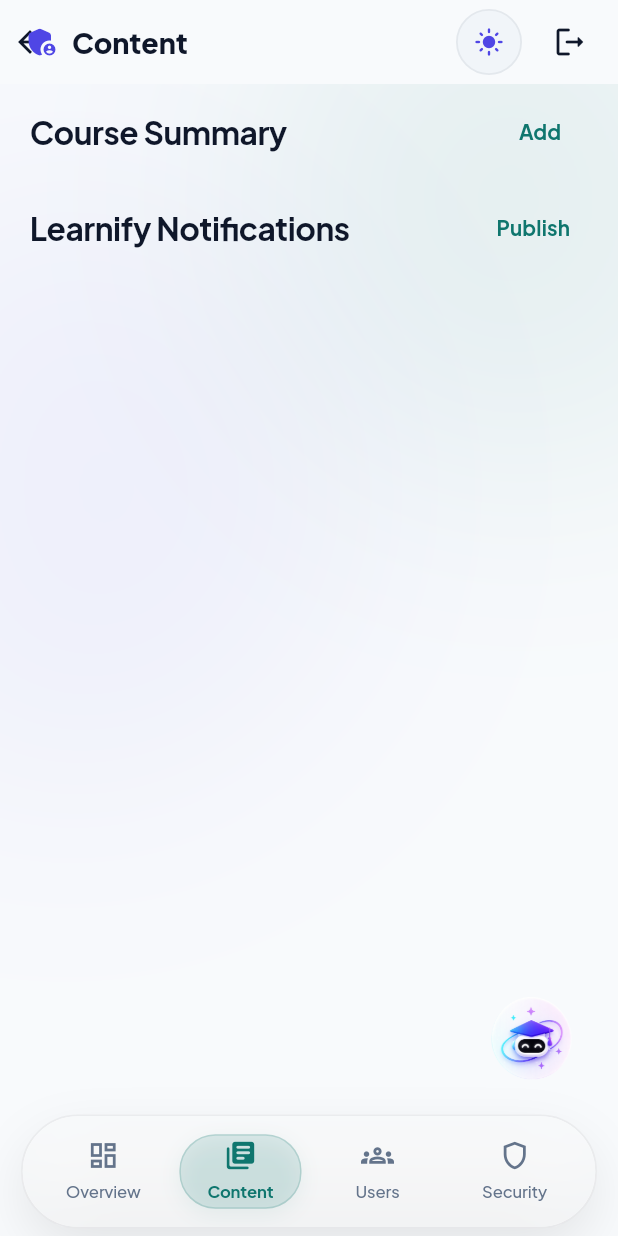
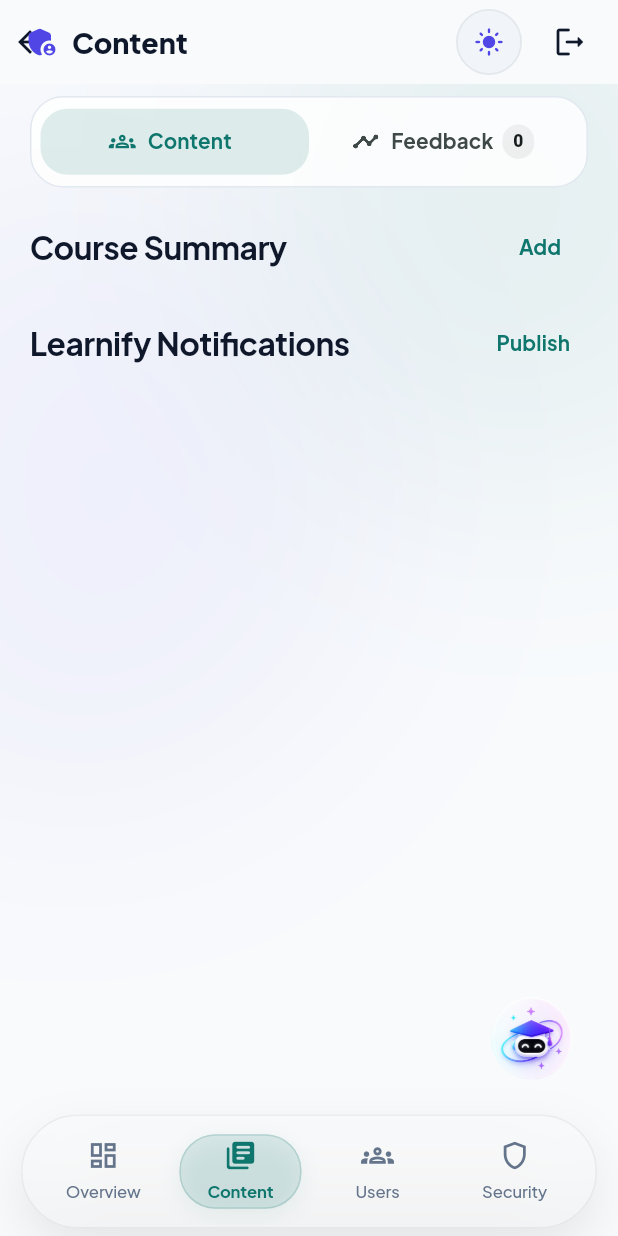
Before and after one commit to FlutterExcelerate/Excelerate-Internship-Support-App, a Flutter app: the AdminDashboardScreen screen opened directly, scrolled down 447 dp, after a tap on "Content", on a phone screen of 412 x 824 dp. Run offline on Flutter 3.47's test engine with Material 3 defaults, Android fonts, the phone set to English and light mode, and no system bars; our stand-ins replace cloud_firestore, firebase_auth, firebase_core, flutter_dotenv, flutter_markdown, google_fonts and 3 more; accounts and stored records are empty.

Commit message:
feat: implement feedback submission for students and management dashboard for admins

```diff
--- a/flutter_excelerate_frontend/lib/admin/tabs/admin_content_tab.dart
+++ b/flutter_excelerate_frontend/lib/admin/tabs/admin_content_tab.dart
@@ -1,9 +1,12 @@
 import 'package:flutter/material.dart';
+import 'package:flutter_excelerate_frontend/admin/screens/admin_feedback_screen.dart';
+import 'package:flutter_excelerate_frontend/firebase/models/feedback_model.dart';
 import 'package:flutter_excelerate_frontend/firebase/models/notification_model.dart';
 import 'package:flutter_excelerate_frontend/firebase/models/program_model.dart';
+import 'package:flutter_excelerate_frontend/theme/app_theme.dart';
 import '../widgets/admin_widgets.dart';
 
-class AdminContentTab extends StatelessWidget {
+class AdminContentTab extends StatefulWidget {
   const AdminContentTab({
     super.key,
     required this.programs,
@@ -11,46 +14,214 @@
     required this.onAddProgram,
     required this.onAddModule,
     required this.onAddNotification,
+    this.feedback = const [],
   });
 
   final List<ProgramModel> programs;
   final List<NotificationModel> notifications;
+  final List<FeedbackModel> feedback;
+
   final VoidCallback onAddProgram;
   final ValueChanged<ProgramModel> onAddModule;
   final VoidCallback onAddNotification;
 
   @override
+  State<AdminContentTab> createState() => _AdminContentTabState();
+}
+
+class _AdminContentTabState extends State<AdminContentTab> {
+  int _selectedView = 0;
+
+  @override
   Widget build(BuildContext context) {
+    final feedbackCount = widget.feedback.length;
+
     return ListView(
       key: const ValueKey('admin-content'),
       padding: const EdgeInsets.fromLTRB(20, 8, 20, 118),
       children: [
+        _UsersTopNav(
+          selectedIndex: _selectedView,
+          feedbackCount: feedbackCount,
+          onChanged: (index) {
+            setState(() {
+              _selectedView = index;
+            });
+          },
+        ),
+        if (_selectedView == 0) ...[
+          const SizedBox(height: 16),
           AdminSectionTitle(
             title: 'Course Summary',
             action: 'Add',
-          onTap: onAddProgram,
+            onTap: widget.onAddProgram,
           ),
           const SizedBox(height: 10),
-        ...programs.map(
+          ...widget.programs.map(
             (program) => Padding(
               padding: const EdgeInsets.only(bottom: 12),
-            child: AdminProgramCard(program: program, onAddModule: onAddModule),
+              child: AdminProgramCard(
+                program: program,
+                onAddModule: widget.onAddModule,
+              ),
             ),
           ),
           const SizedBox(height: 6),
           AdminSectionTitle(
             title: 'Learnify Notifications',
             action: 'Publish',
-          onTap: onAddNotification,
+            onTap: widget.onAddNotification,
           ),
           const SizedBox(height: 10),
-        ...notifications.map(
+          ...widget.notifications.map(
             (item) => Padding(
               padding: const EdgeInsets.only(bottom: 12),
               child: AdminNotificationCard(notification: item),
             ),
           ),
+        ] else ...[
+          const SizedBox(height: 16),
+          // Feedback view placeholder
+          const AdminFeedbackScreen(),
+        ],
       ],
     );
   }
 }
+
+class _UsersTopNav extends StatelessWidget {
+  const _UsersTopNav({
+    required this.selectedIndex,
+    required this.feedbackCount,
+    required this.onChanged,
+  });
+
+  final int selectedIndex;
+  final int? feedbackCount;
+  final ValueChanged<int> onChanged;
+
+  @override
+  Widget build(BuildContext context) {
+    final theme = Theme.of(context);
+    final isDark = theme.brightness == Brightness.dark;
+
+    return Container(
+      padding: const EdgeInsets.all(6),
+      decoration: BoxDecoration(
+        color: isDark
+            ? const Color(0xFF111827).withValues(alpha: 0.72)
+            : Colors.white.withValues(alpha: 0.82),
+        borderRadius: BorderRadius.circular(22),
+        border: Border.all(
+          color: isDark
+              ? LearnifyColors.borderDark
+              : LearnifyColors.borderLight,
+        ),
+      ),
+      child: Row(
+        children: [
+          _NavItem(
+            label: 'Content',
+            icon: Icons.groups_outlined,
+            isSelected: selectedIndex == 0,
+            onTap: () => onChanged(0),
+          ),
+          _NavItem(
+            label: 'Feedback',
+            count: feedbackCount,
+            icon: Icons.timeline_rounded,
+            isSelected: selectedIndex == 1,
+            onTap: () => onChanged(1),
+          ),
+        ],
+      ),
+    );
+  }
+}
+
+class _NavItem extends StatelessWidget {
+  const _NavItem({
+    required this.label,
+    this.count,
+    required this.icon,
+    required this.isSelected,
+    required this.onTap,
+  });
+
+  final String label;
+  final int? count;
+  final IconData icon;
+  final bool isSelected;
+  final VoidCallback onTap;
+
+  @override
+  Widget build(BuildContext context) {
+    final theme = Theme.of(context);
+    final selectedColor = theme.colorScheme.primary;
+
+    return Expanded(
+      child: GestureDetector(
+        onTap: onTap,
+        behavior: HitTestBehavior.opaque,
+        child: AnimatedContainer(
+          duration: const Duration(milliseconds: 220),
+          padding: const EdgeInsets.symmetric(horizontal: 10, vertical: 12),
+          decoration: BoxDecoration(
+            color: isSelected
+                ? selectedColor.withValues(alpha: 0.13)
+                : Colors.transparent,
+            borderRadius: BorderRadius.circular(18),
+          ),
+          child: Row(
+            mainAxisAlignment: MainAxisAlignment.center,
+            children: [
+              Icon(
+                icon,
+                size: 18,
+                color: isSelected
+                    ? selectedColor
+                    : Theme.of(context).colorScheme.onSurfaceVariant,
+              ),
+              const SizedBox(width: 8),
+              Flexible(
+                child: Text(
+                  label,
+                  overflow: TextOverflow.ellipsis,
+                  style: theme.textTheme.labelLarge?.copyWith(
+                    color: isSelected
+                        ? selectedColor
+                        : theme.colorScheme.onSurfaceVariant,
+                  ),
+                ),
+              ),
+              const SizedBox(width: 6),
+              count != null
+                  ? Container(
+                      padding: const EdgeInsets.symmetric(
+                        horizontal: 7,
+                        vertical: 3,
+                      ),
+                      decoration: BoxDecoration(
+                        color: isSelected
+                            ? selectedColor.withValues(alpha: 0.18)
+                            : theme.colorScheme.onSurface.withValues(
+                                alpha: 0.06,
+                              ),
+                        borderRadius: BorderRadius.circular(999),
+                      ),
+                      child: Text(
+                        '$count',
+                        style: theme.textTheme.labelSmall?.copyWith(
+                          color: isSelected ? selectedColor : null,
+                          fontWeight: FontWeight.w800,
+                        ),
+                      ),
+                    )
+                  : SizedBox(),
+            ],
+          ),
+        ),
+      ),
+    );
+  }
+}
--- a/flutter_excelerate_frontend/lib/admin/tabs/admin_users_tab.dart
+++ b/flutter_excelerate_frontend/lib/admin/tabs/admin_users_tab.dart
@@ -205,6 +205,7 @@
             isSelected: selectedIndex == 1,
             onTap: () => onChanged(1),
           ),
+
         ],
       ),
     );
```
Also changed, not shown: flutter_excelerate_frontend/lib/admin/screens/admin_feedback_screen.dart (added, +45 -0 lines), flutter_excelerate_frontend/lib/admin/widgets/feedback_card.dart (added, +125 -0 lines), flutter_excelerate_frontend/lib/student/screens/feedback_screen.dart (+18 -3 lines). Lines whose indentation alone changed are shown as unchanged.
